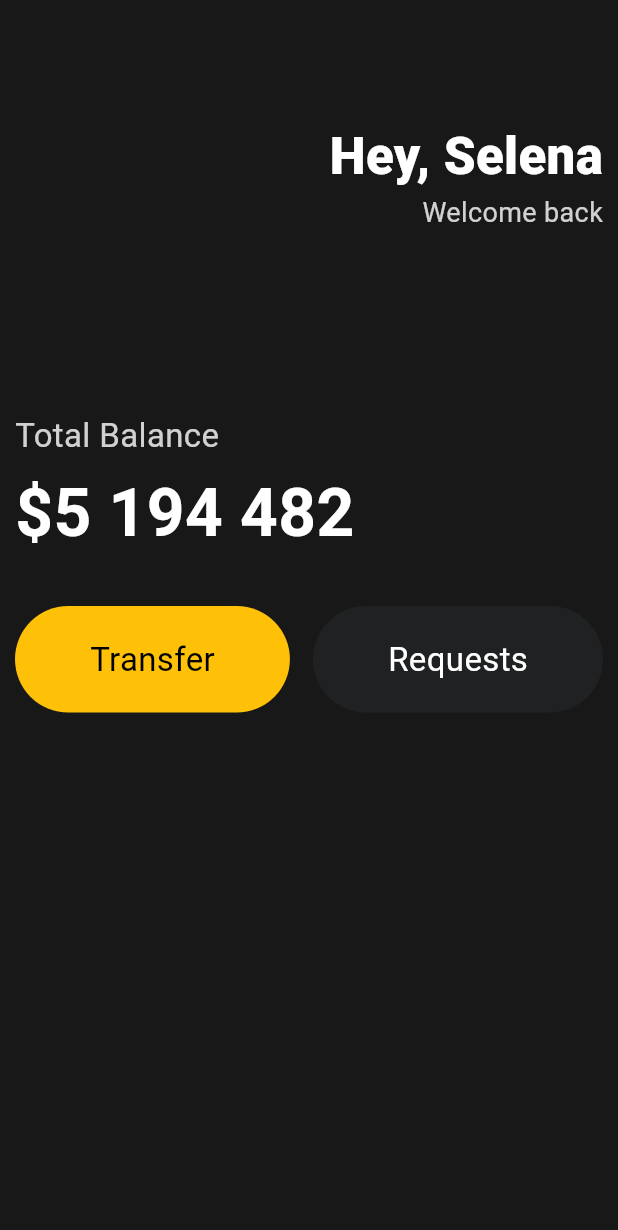
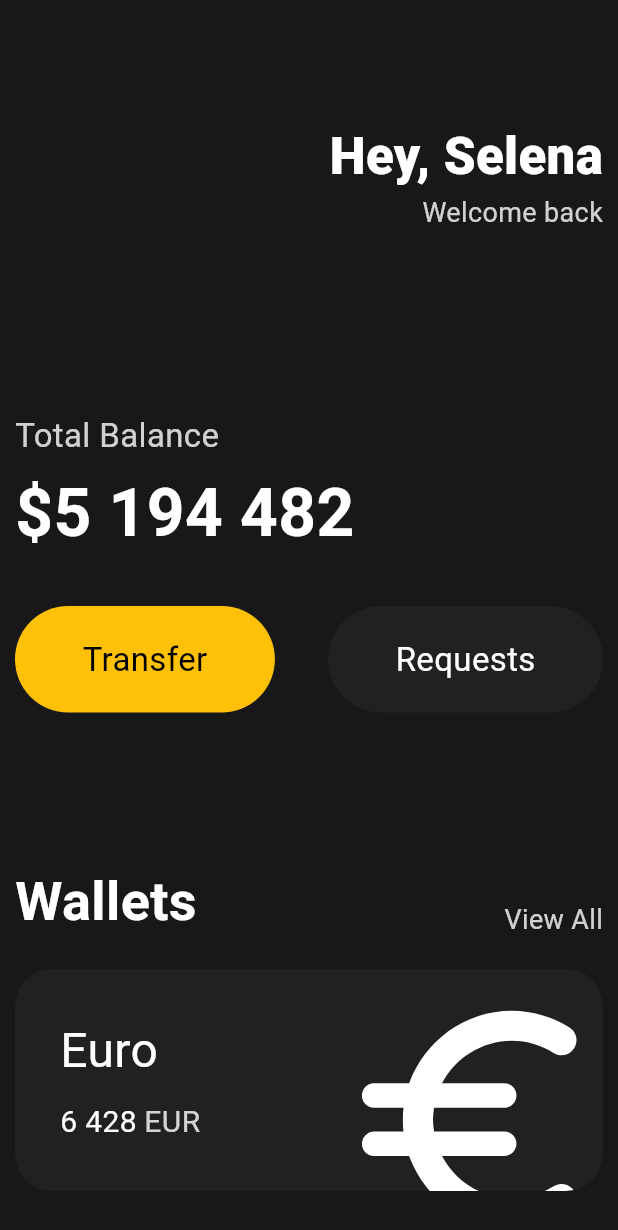
Before and after one commit to sangkyunyoon/toonflix, a Flutter app: the screen it shows after launch, on a phone screen of 412 x 824 dp. Shown: the top 1230 px of the screen. Run offline on Flutter 3.47's test engine with Material 3 defaults, Android fonts, the phone set to English and light mode, and no system bars.

Commit message:
Section 3.7

```diff
--- a/lib/main.dart
+++ b/lib/main.dart
@@ -149,7 +149,86 @@ class ToonflixApp extends StatelessWidget {
                       bgColor: Color(0xFF1F2123),
                       textColor: Colors.white),
                 ],
-              )
+              ),
+              const SizedBox(
+                height: 100,
+              ),
+              Row(
+                mainAxisAlignment: MainAxisAlignment.spaceBetween, // axis x
+                crossAxisAlignment: CrossAxisAlignment.end, // axis y
+                children: [
+                  const Text(
+                    "Wallets",
+                    style: TextStyle(
+                        color: Colors.white,
+                        fontSize: 36,
+                        fontWeight: FontWeight.w600),
+                  ),
+                  Text(
+                    "View All",
+                    style: TextStyle(
+                        color: Colors.white.withOpacity(0.8), fontSize: 18),
+                  )
+                ],
+              ),
+              const SizedBox(
+                height: 20,
+              ),
+              Container(
+                clipBehavior: Clip.antiAliasWithSaveLayer,
+                decoration: BoxDecoration(
+                    color: const Color(0xFF1F2123),
+                    borderRadius: BorderRadius.circular(25)),
+                child: Padding(
+                  padding: const EdgeInsets.all(30),
+                  child: Row(
+                    mainAxisAlignment: MainAxisAlignment.spaceBetween,
+                    children: [
+                      Column(
+                        crossAxisAlignment: CrossAxisAlignment.start,
+                        children: [
+                          const Text(
+                            'Euro',
+                            style: TextStyle(color: Colors.white, fontSize: 32),
+                          ),
+                          const SizedBox(
+                            height: 10,
+                          ),
+                          Row(
+                            children: [
+                              const Text(
+                                '6 428',
+                                style: TextStyle(
+                                    color: Colors.white, fontSize: 20),
+                              ),
+                              const SizedBox(
+                                width: 5,
+                              ),
+                              Text(
+                                'EUR',
+                                style: TextStyle(
+                                    color: Colors.white.withOpacity(0.8),
+                                    fontSize: 20),
+                              ),
+                            ],
+                          )
+                        ],
+                      ),
+                      Transform.scale(
+                        scale: 2.2,
+                        child: Transform.translate(
+                          offset: const Offset(-5, 12),
+                          child: const Icon(
+                            Icons.euro_rounded,
+                            color: Colors.white,
+                            size: 88,
+                          ),
+                        ),
+                      ),
+                    ],
+                  ),
+                ),
+              ),
             ],
           ),
         ),
--- a/lib/widgets/button.dart
+++ b/lib/widgets/button.dart
@@ -18,7 +18,7 @@ class MyButton extends StatelessWidget {
       decoration: BoxDecoration(
           color: bgColor, borderRadius: BorderRadius.circular(45)),
       child: Padding(
-          padding: const EdgeInsets.symmetric(vertical: 20, horizontal: 50),
+          padding: const EdgeInsets.symmetric(vertical: 20, horizontal: 45),
           child: Text(
             text,
             style: TextStyle(fontSize: 22, color: textColor),
```
